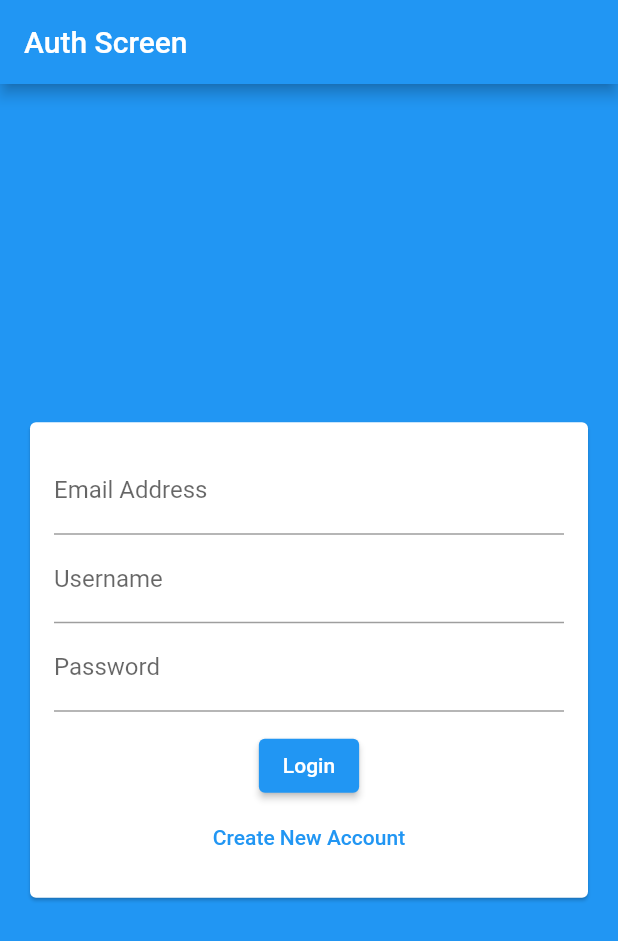
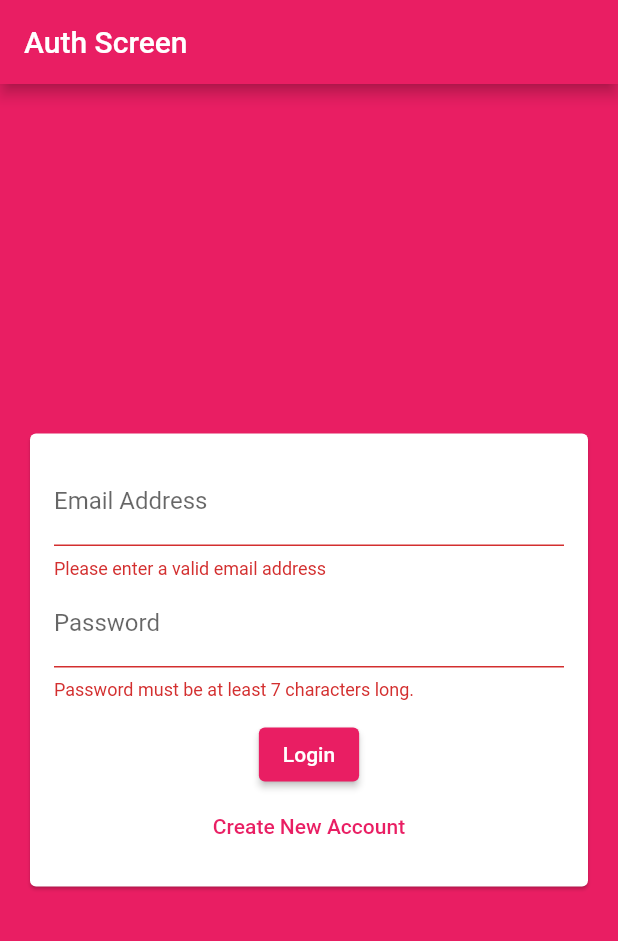
Before and after one commit to sonvotuz/Chat_App, a Flutter app: the screen it shows after launch, after a tap on "Login", on a phone screen of 412 x 824 dp. Shown: the top 941 px of the screen. Run offline on Flutter 3.47's test engine with Material 2 defaults, Android fonts, the phone set to English and light mode, and no system bars; our stand-ins replace cloud_firestore, firebase_auth, firebase_core; accounts and stored records are empty.

Commit message:
Signin with Email & Password

```diff
--- a/lib/main.dart
+++ b/lib/main.dart
@@ -15,7 +15,17 @@ class MyApp extends StatelessWidget {
     return MaterialApp(
       title: 'Chat App',
       theme: ThemeData(
-        primarySwatch: Colors.blue,
+        primarySwatch: Colors.pink,
+        accentColor: Colors.deepPurple,
+        backgroundColor: Colors.pink,
+        accentColorBrightness: Brightness.dark,
+        buttonTheme: ButtonTheme.of(context).copyWith(
+          buttonColor: Colors.pink,
+          textTheme: ButtonTextTheme.primary,
+          shape: RoundedRectangleBorder(
+            borderRadius: BorderRadius.circular(20),
+          ),
+        ),
       ),
       home: AuthScreen(),
     );
--- a/lib/screens/auth_screen.dart
+++ b/lib/screens/auth_screen.dart
@@ -1,5 +1,7 @@
 import 'package:chat_app/widgets/auth_form.dart';
 import 'package:flutter/material.dart';
+import 'package:firebase_auth/firebase_auth.dart';
+import 'package:flutter/services.dart';
 
 class AuthScreen extends StatefulWidget {
   @override
@@ -7,6 +9,35 @@ class AuthScreen extends StatefulWidget {
 }
 
 class _AuthScreenState extends State<AuthScreen> {
+  final _auth = FirebaseAuth.instance;
+
+  void _submitAuthForm(String email, String password, String username,
+      bool isLogin, BuildContext context) async {
+    UserCredential authResult;
+    try {
+      if (isLogin) {
+        authResult = await _auth.signInWithEmailAndPassword(
+            email: email, password: password);
+      } else {
+        authResult = await _auth.createUserWithEmailAndPassword(
+            email: email, password: password);
+      }
+    } on PlatformException catch (error) {
+      var message = 'Error occurred, please check your credential!';
+      if (error.message != null) {
+        message = error.message;
+      }
+
+      ScaffoldMessenger.of(context).showSnackBar(
+        SnackBar(
+            content: Text(message),
+            backgroundColor: Theme.of(context).errorColor),
+      );
+    } catch (error) {
+      print(error);
+    }
+  }
+
   @override
   Widget build(BuildContext context) {
     return Scaffold(
@@ -14,7 +45,7 @@ class _AuthScreenState extends State<AuthScreen> {
       appBar: AppBar(
         title: Text('Auth Screen'),
       ),
-      body: AuthForm(),
+      body: AuthForm(_submitAuthForm),
     );
   }
 }
--- a/lib/widgets/auth_form.dart
+++ b/lib/widgets/auth_form.dart
@@ -1,11 +1,32 @@
 import 'package:flutter/material.dart';
 
 class AuthForm extends StatefulWidget {
+  AuthForm(this.submitForm);
+
+  final void Function(String email, String password, String userName,
+      bool isLogin, BuildContext ctx) submitForm;
+
   @override
   _AuthFormState createState() => _AuthFormState();
 }
 
 class _AuthFormState extends State<AuthForm> {
+  final _formKey = GlobalKey<FormState>();
+  bool _isLogin = true;
+  String _userEmail = '';
+  String _userName = '';
+  String _userPassword = '';
+
+  void _trySubmit() {
+    final isValid = _formKey.currentState.validate();
+    FocusScope.of(context).unfocus();
+    if (isValid) {
+      _formKey.currentState.save();
+      widget.submitForm(_userEmail.trim(), _userPassword.trim(),
+          _userName.trim(), _isLogin, context);
+    }
+  }
+
   @override
   Widget build(BuildContext context) {
     return Center(
@@ -15,31 +36,70 @@ class _AuthFormState extends State<AuthForm> {
           child: Padding(
             padding: EdgeInsets.all(16),
             child: Form(
+              key: _formKey,
               child: Column(
                 mainAxisSize: MainAxisSize.min,
                 children: [
                   TextFormField(
+                    key: ValueKey('email'),
+                    validator: (value) {
+                      if (value.isEmpty || !value.contains('@')) {
+                        return 'Please enter a valid email address';
+                      }
+                      return null;
+                    },
                     keyboardType: TextInputType.emailAddress,
                     decoration: InputDecoration(labelText: 'Email Address'),
+                    onSaved: (value) {
+                      _userEmail = value;
+                    },
                   ),
+                  if (!_isLogin)
+                    TextFormField(
+                      key: ValueKey('username'),
+                      validator: (value) {
+                        if (value.isEmpty || value.length < 4) {
+                          return 'Please enter at least 4 charactes long.';
+                        }
+                        return null;
+                      },
+                      decoration: InputDecoration(labelText: 'Username'),
+                      onSaved: (value) {
+                        _userName = value;
+                      },
+                    ),
                   TextFormField(
-                    decoration: InputDecoration(labelText: 'Username'),
-                  ),
-                  TextFormField(
+                    key: ValueKey('password'),
+                    validator: (value) {
+                      if (value.isEmpty || value.length < 7) {
+                        return 'Password must be at least 7 characters long.';
+                      }
+                      return null;
+                    },
                     decoration: InputDecoration(labelText: 'Password'),
                     obscureText: true,
+                    onSaved: (value) {
+                      _userPassword = value;
+                    },
                   ),
                   SizedBox(
                     height: 12,
                   ),
                   ElevatedButton(
-                    child: Text('Login'),
-                    onPressed: () {},
+                    child: Text(_isLogin ? 'Login' : 'Signup'),
+                    onPressed: _trySubmit,
                   ),
                   TextButton(
-                    child: Text('Create New Account'),
-                    onPressed: () {},
-                  )
+                      child: Text(_isLogin
+                          ? 'Create New Account'
+                          : 'I already have an account'),
+                      onPressed: () {
+                        setState(() {
+                          _isLogin = !_isLogin;
+                        });
+                      },
+                      style: TextButton.styleFrom(
+                          primary: Theme.of(context).primaryColor))
                 ],
               ),
             ),
--- a/pubspec.yaml
+++ b/pubspec.yaml
@@ -25,6 +25,7 @@ dependencies:
     sdk: flutter
   firebase_core: "^0.7.0"
   cloud_firestore: "^0.16.0+1"
+  firebase_auth: "^0.20.1"
 
 
 
```
Also changed, not shown: pubspec.lock.
